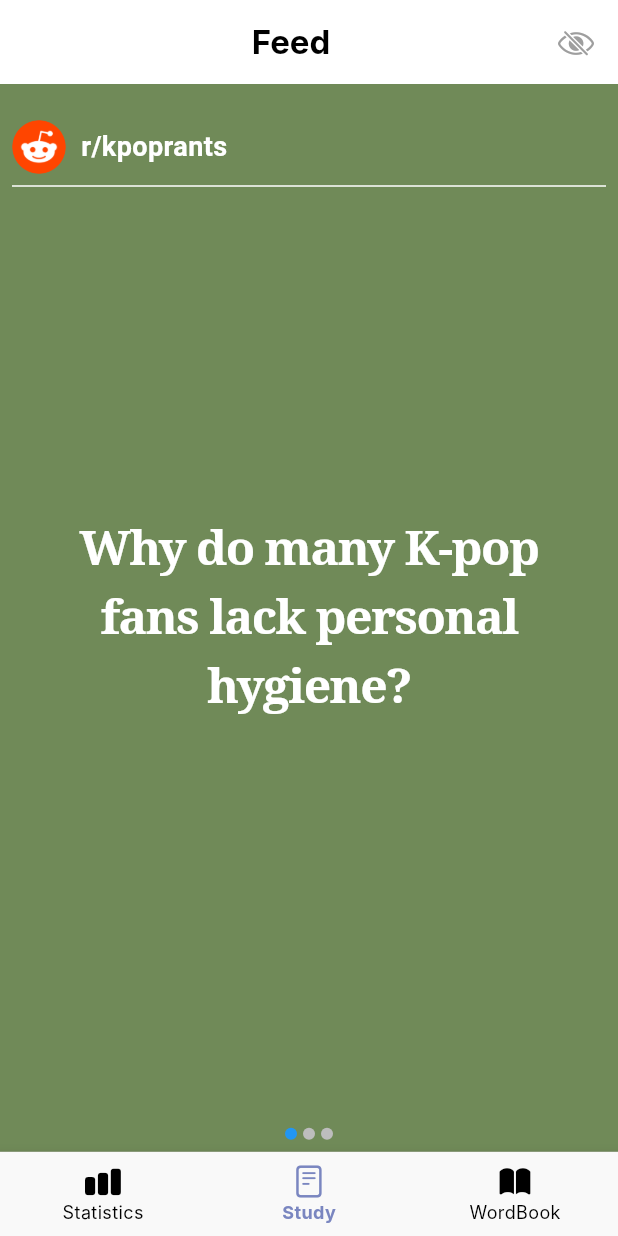
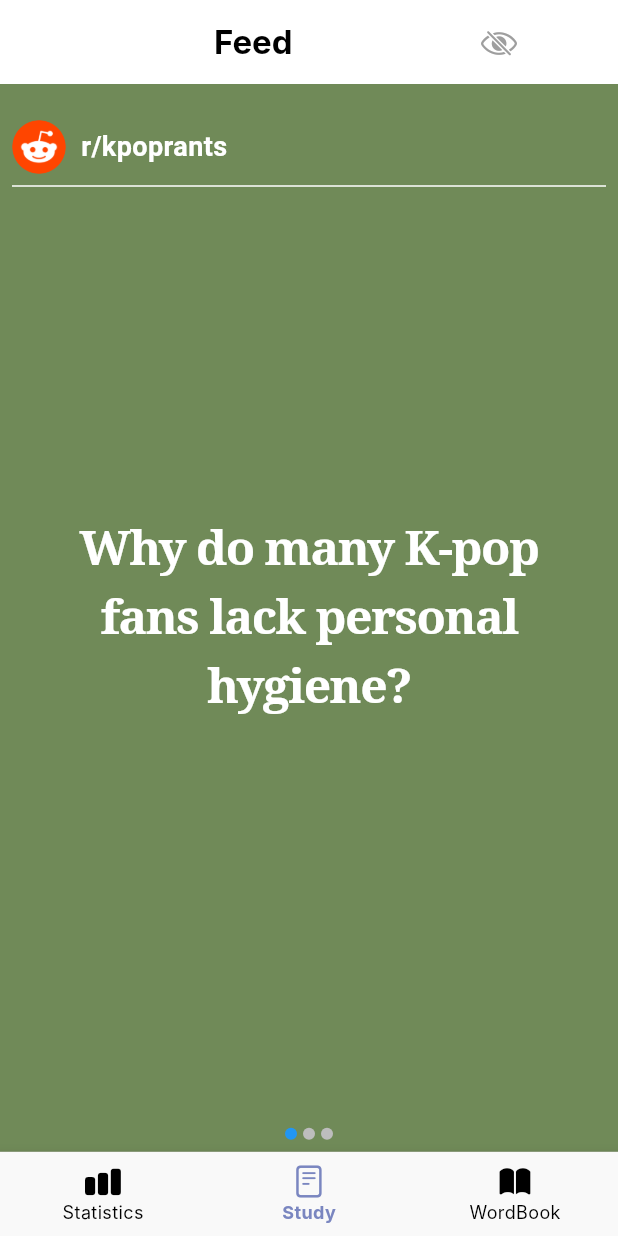
Before and after one commit to joon363/JunctionAsia2025_Bremen, a Flutter app: the screen it shows after launch, on a phone screen of 412 x 824 dp. Run offline on Flutter 3.47's test engine with Material 3 defaults, Android fonts, the phone set to English and light mode, and no system bars; our stand-ins replace fl_chart; Roboto replaces fonts that are missing (Nanum).

Commit message:
minor UI fix

```diff
--- a/lib/screens/home_screen.dart
+++ b/lib/screens/home_screen.dart
@@ -64,14 +64,14 @@ class _HomeScreenState extends State<HomeScreen> {
               title: Row(
                 mainAxisAlignment: MainAxisAlignment.spaceBetween,
                 children: [
-                  Container(),
-                  Text('Feed',
+                  Expanded(child: Container()),
+                  Expanded(child: Text('Feed',
                     style: TextStyle(
-                      fontWeight: FontWeight.w700,
-                      color: Colors.black
+                        fontWeight: FontWeight.w700,
+                        color: Colors.black
                     ),
-                  ),
-                  EyeToggleButton()
+                  ),),
+                  Expanded(child: EyeToggleButton()),
                 ],
               )
             ),
```
